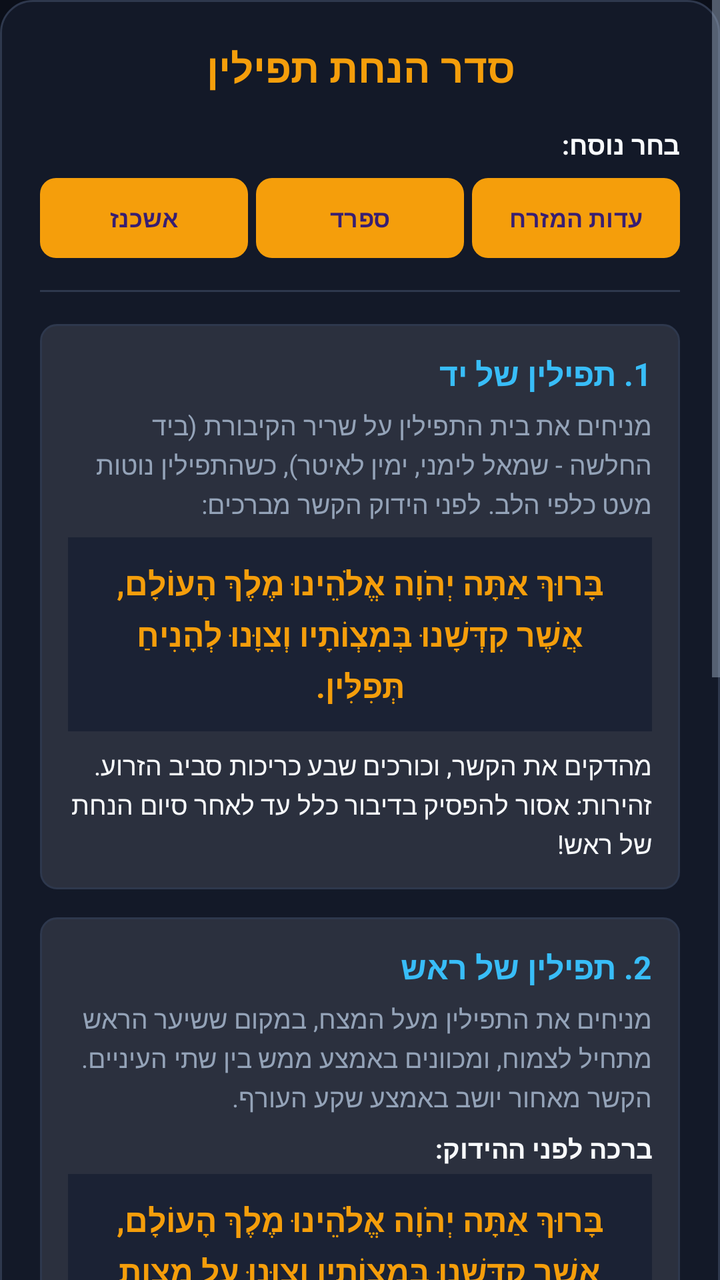
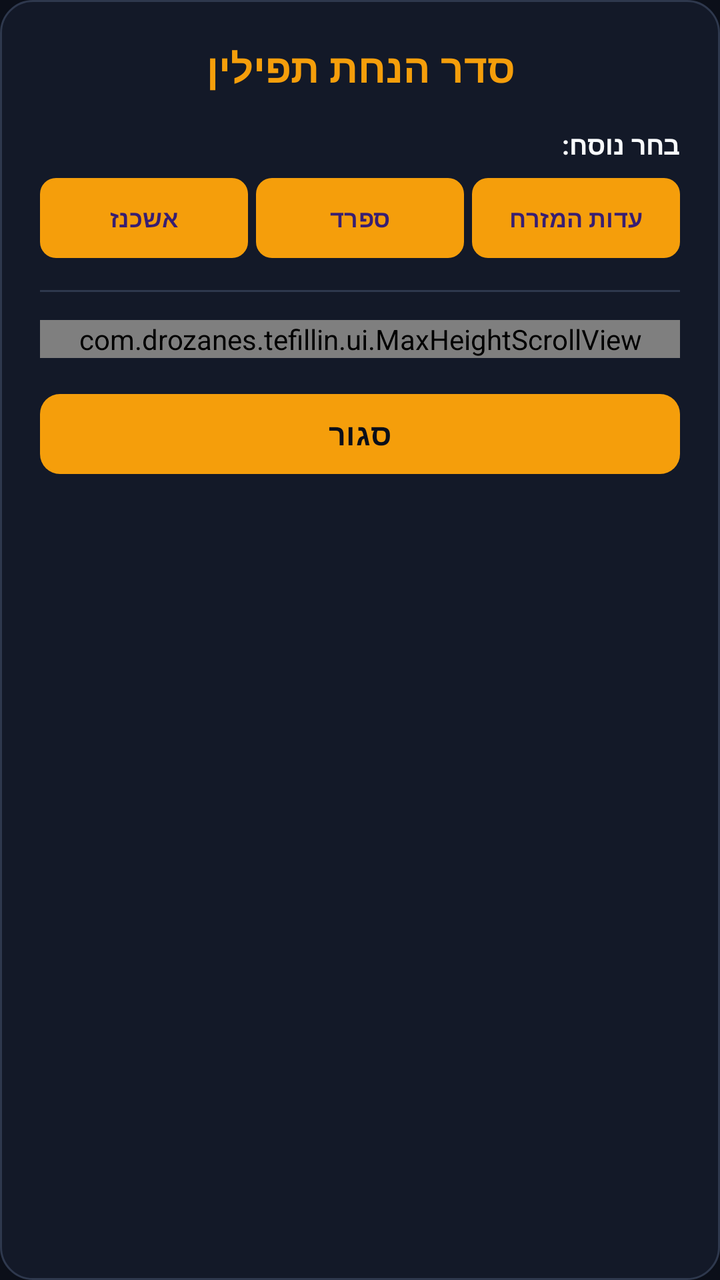

Screens rendered from an Android XML layout before and after an edit, with the pre-edit source and the edit as a unified diff.
<!-- AndroidManifest.xml: application theme Theme.TefillinNative -->
<!-- res/layout/dialog_tefillin_order.xml -->
<?xml version="1.0" encoding="utf-8"?>
<ScrollView xmlns:android="http://schemas.android.com/apk/res/android"
    xmlns:app="http://schemas.android.com/apk/res-auto"
    android:layout_width="match_parent"
    android:layout_height="wrap_content"
    android:fillViewport="true"
    android:scrollbars="vertical">

    <LinearLayout
        android:layout_width="match_parent"
        android:layout_height="wrap_content"
        android:background="@drawable/bg_glass_card"
        android:orientation="vertical"
        android:padding="20dp">

        
        <TextView
            android:id="@+id/tvOrderTitle"
            android:layout_width="match_parent"
            android:layout_height="wrap_content"
            android:text="@string/tefillin_order_title"
            android:textColor="@color/accent_gold"
            android:textSize="20sp"
            android:textStyle="bold"
            android:gravity="center"
            android:layout_marginBottom="16dp" />

        
        <TextView
            android:layout_width="match_parent"
            android:layout_height="wrap_content"
            android:text="@string/tefillin_order_nusach_label"
            android:textColor="@color/text_main"
            android:textSize="13sp"
            android:textStyle="bold"
            android:layout_marginBottom="8dp" />

        
        <LinearLayout
            android:layout_width="match_parent"
            android:layout_height="wrap_content"
            android:orientation="horizontal"
            android:gravity="center"
            android:layout_marginBottom="16dp">

            <com.google.android.material.button.MaterialButton
                android:id="@+id/btnNusachAshkenaz"
                android:layout_width="0dp"
                android:layout_height="40dp"
                android:layout_weight="1"
                android:minWidth="0dp"
                android:minHeight="0dp"
                android:insetTop="0dp"
                android:insetBottom="0dp"
                android:paddingHorizontal="4dp"
                android:text="@string/nusach_ashkenaz"
                android:textSize="12sp"
                android:textStyle="bold"
                android:textAllCaps="false"
                app:cornerRadius="8dp"
                android:layout_marginEnd="4dp" />

            <com.google.android.material.button.MaterialButton
                android:id="@+id/btnNusachSefard"
                android:layout_width="0dp"
                android:layout_height="40dp"
                android:layout_weight="1"
                android:minWidth="0dp"
                android:minHeight="0dp"
                android:insetTop="0dp"
                android:insetBottom="0dp"
                android:paddingHorizontal="4dp"
                android:text="@string/nusach_sefard"
                android:textSize="12sp"
                android:textStyle="bold"
                android:textAllCaps="false"
                app:cornerRadius="8dp"
                android:layout_marginEnd="4dp" />

            <com.google.android.material.button.MaterialButton
                android:id="@+id/btnNusachEdotMizrach"
                android:layout_width="0dp"
                android:layout_height="40dp"
                android:layout_weight="1"
                android:minWidth="0dp"
                android:minHeight="0dp"
                android:insetTop="0dp"
                android:insetBottom="0dp"
                android:paddingHorizontal="4dp"
                android:text="@string/nusach_edot_hamizrach"
                android:textSize="12sp"
                android:textStyle="bold"
                android:textAllCaps="false"
                app:cornerRadius="8dp" />
        </LinearLayout>

        
        <View
            android:layout_width="match_parent"
            android:layout_height="1dp"
            android:background="@color/card_border"
            android:layout_marginBottom="16dp" />

        
        <LinearLayout
            android:layout_width="match_parent"
            android:layout_height="wrap_content"
            android:orientation="vertical"
            android:background="@drawable/bg_button_rounded"
            android:padding="14dp"
            android:layout_marginBottom="14dp">

            <TextView
                android:layout_width="match_parent"
                android:layout_height="wrap_content"
                android:text="@string/step1_yad_title"
                android:textColor="@color/accent_cyan"
                android:textSize="16sp"
                android:textStyle="bold"
                android:layout_marginBottom="6dp" />

            <TextView
                android:layout_width="match_parent"
                android:layout_height="wrap_content"
                android:text="@string/step1_yad_desc"
                android:textColor="@color/text_muted"
                android:textSize="13sp"
                android:lineSpacingExtra="2dp"
                android:layout_marginBottom="8dp" />

            
            <TextView
                android:layout_width="match_parent"
                android:layout_height="wrap_content"
                android:background="#1B2234"
                android:text="@string/blessing_shel_yad"
                android:textColor="@color/accent_gold"
                android:textSize="16sp"
                android:textStyle="bold"
                android:gravity="center"
                android:padding="12dp"
                android:lineSpacingExtra="4dp"
                android:layout_marginBottom="8dp" />

            <TextView
                android:layout_width="match_parent"
                android:layout_height="wrap_content"
                android:text="@string/step1_yad_action"
                android:textColor="@color/text_main"
                android:textSize="13sp"
                android:lineSpacingExtra="2dp" />
        </LinearLayout>

        
        <LinearLayout
            android:layout_width="match_parent"
            android:layout_height="wrap_content"
            android:orientation="vertical"
            android:background="@drawable/bg_button_rounded"
            android:padding="14dp"
            android:layout_marginBottom="14dp">

            <TextView
                android:layout_width="match_parent"
                android:layout_height="wrap_content"
                android:text="@string/step2_rosh_title"
                android:textColor="@color/accent_cyan"
                android:textSize="16sp"
                android:textStyle="bold"
                android:layout_marginBottom="6dp" />

            <TextView
                android:layout_width="match_parent"
                android:layout_height="wrap_content"
                android:text="@string/step2_rosh_desc"
                android:textColor="@color/text_muted"
                android:textSize="13sp"
                android:lineSpacingExtra="2dp"
                android:layout_marginBottom="8dp" />

            
            <LinearLayout
                android:id="@+id/containerRoshBlessing"
                android:layout_width="match_parent"
                android:layout_height="wrap_content"
                android:orientation="vertical">

                <TextView
                    android:id="@+id/tvRoshBlessingLead"
                    android:layout_width="match_parent"
                    android:layout_height="wrap_content"
                    android:text="@string/step2_rosh_ashkenaz_blessing_title"
                    android:textColor="@color/text_main"
                    android:textSize="13sp"
                    android:textStyle="bold"
                    android:layout_marginBottom="4dp" />

                
                <TextView
                    android:id="@+id/tvBlessingShelRosh"
                    android:layout_width="match_parent"
                    android:layout_height="wrap_content"
                    android:background="#1B2234"
                    android:text="@string/blessing_shel_rosh"
                    android:textColor="@color/accent_gold"
                    android:textSize="16sp"
                    android:textStyle="bold"
                    android:gravity="center"
                    android:padding="12dp"
                    android:lineSpacingExtra="4dp"
                    android:layout_marginBottom="8dp" />

                <TextView
                    android:id="@+id/tvRoshAfterLead"
                    android:layout_width="match_parent"
                    android:layout_height="wrap_content"
                    android:text="@string/step2_rosh_after_tightening"
                    android:textColor="@color/text_muted"
                    android:textSize="13sp"
                    android:layout_marginBottom="4dp" />

                
                <TextView
                    android:id="@+id/tvBlessingBaruchShem"
                    android:layout_width="match_parent"
                    android:layout_height="wrap_content"
                    android:background="#1B2234"
                    android:text="@string/blessing_baruch_shem"
                    android:textColor="@color/accent_gold"
                    android:textSize="15sp"
                    android:textStyle="bold"
                    android:gravity="center"
                    android:padding="10dp"
                    android:lineSpacingExtra="3dp"
                    android:layout_marginBottom="8dp" />

                
                <TextView
                    android:id="@+id/tvRoshInterruptedRule"
                    android:layout_width="match_parent"
                    android:layout_height="wrap_content"
                    android:text="@string/step2_rosh_sefard_interrupted"
                    android:textColor="@color/text_subtle"
                    android:textSize="12sp"
                    android:lineSpacingExtra="2dp" />
            </LinearLayout>

        </LinearLayout>

        
        <LinearLayout
            android:layout_width="match_parent"
            android:layout_height="wrap_content"
            android:orientation="vertical"
            android:background="@drawable/bg_button_rounded"
            android:padding="14dp"
            android:layout_marginBottom="14dp">

            <TextView
                android:layout_width="match_parent"
                android:layout_height="wrap_content"
                android:text="@string/step3_hand_title"
                android:textColor="@color/accent_cyan"
                android:textSize="16sp"
                android:textStyle="bold"
                android:layout_marginBottom="6dp" />

            <TextView
                android:layout_width="match_parent"
                android:layout_height="wrap_content"
                android:text="@string/step3_hand_desc"
                android:textColor="@color/text_muted"
                android:textSize="13sp"
                android:lineSpacingExtra="2dp"
                android:layout_marginBottom="8dp" />

            <TextView
                android:layout_width="match_parent"
                android:layout_height="wrap_content"
                android:background="#1B2234"
                android:text="@string/verses_erusin"
                android:textColor="@color/accent_gold"
                android:textSize="15sp"
                android:textStyle="bold"
                android:gravity="center"
                android:padding="12dp"
                android:lineSpacingExtra="4dp" />
        </LinearLayout>

        
        <LinearLayout
            android:layout_width="match_parent"
            android:layout_height="wrap_content"
            android:orientation="vertical"
            android:background="@drawable/bg_button_rounded"
            android:padding="14dp"
            android:layout_marginBottom="18dp">

            <LinearLayout
                android:id="@+id/layoutParashotToggle"
                android:layout_width="match_parent"
                android:layout_height="wrap_content"
                android:orientation="horizontal"
                android:gravity="center_vertical"
                android:clickable="true"
                android:focusable="true">

                <TextView
                    android:id="@+id/tvParashotHeader"
                    android:layout_width="0dp"
                    android:layout_height="wrap_content"
                    android:layout_weight="1"
                    android:text="@string/step4_parashot_title"
                    android:textColor="@color/accent_cyan"
                    android:textSize="16sp"
                    android:textStyle="bold" />

                <TextView
                    android:id="@+id/tvParashotToggleHint"
                    android:layout_width="wrap_content"
                    android:layout_height="wrap_content"
                    android:text="@string/parashot_toggle_expand"
                    android:textColor="@color/accent_gold"
                    android:textSize="12sp"
                    android:textStyle="bold" />
            </LinearLayout>

            
            <LinearLayout
                android:id="@+id/layoutParashotContent"
                android:layout_width="match_parent"
                android:layout_height="wrap_content"
                android:orientation="vertical"
                android:visibility="gone"
                android:layout_marginTop="10dp">

                
                <TextView
                    android:layout_width="match_parent"
                    android:layout_height="wrap_content"
                    android:text="@string/parashat_kadesh_title"
                    android:textColor="@color/text_main"
                    android:textSize="14sp"
                    android:textStyle="bold"
                    android:layout_marginBottom="4dp" />

                <TextView
                    android:id="@+id/tvParashatKadesh"
                    android:layout_width="match_parent"
                    android:layout_height="wrap_content"
                    android:text="@string/parashat_kadesh"
                    android:textColor="@color/text_muted"
                    android:textSize="13sp"
                    android:lineSpacingExtra="3dp"
                    android:layout_marginBottom="12dp" />

                
                <TextView
                    android:layout_width="match_parent"
                    android:layout_height="wrap_content"
                    android:text="@string/parashat_vehaya_title"
                    android:textColor="@color/text_main"
                    android:textSize="14sp"
                    android:textStyle="bold"
                    android:layout_marginBottom="4dp" />

                <TextView
                    android:id="@+id/tvParashatVehaya"
                    android:layout_width="match_parent"
                    android:layout_height="wrap_content"
                    android:text="@string/parashat_vehaya"
                    android:textColor="@color/text_muted"
                    android:textSize="13sp"
                    android:lineSpacingExtra="3dp"
                    android:layout_marginBottom="12dp" />

                
                <TextView
                    android:layout_width="match_parent"
                    android:layout_height="wrap_content"
                    android:text="@string/parashat_shema_title"
                    android:textColor="@color/text_main"
                    android:textSize="14sp"
                    android:textStyle="bold"
                    android:layout_marginBottom="4dp" />

                <TextView
                    android:id="@+id/tvParashatShema"
                    android:layout_width="match_parent"
                    android:layout_height="wrap_content"
                    android:text="@string/parashat_shema"
                    android:textColor="@color/text_muted"
                    android:textSize="13sp"
                    android:lineSpacingExtra="3dp"
                    android:layout_marginBottom="12dp" />

                
                <TextView
                    android:layout_width="match_parent"
                    android:layout_height="wrap_content"
                    android:text="@string/parashat_vehaya_im_shamoa_title"
                    android:textColor="@color/text_main"
                    android:textSize="14sp"
                    android:textStyle="bold"
                    android:layout_marginBottom="4dp" />

                <TextView
                    android:id="@+id/tvParashatVehayaImShamoa"
                    android:layout_width="match_parent"
                    android:layout_height="wrap_content"
                    android:text="@string/parashat_vehaya_im_shamoa"
                    android:textColor="@color/text_muted"
                    android:textSize="13sp"
                    android:lineSpacingExtra="3dp" />
            </LinearLayout>
        </LinearLayout>

        
        <com.google.android.material.button.MaterialButton
            android:id="@+id/btnCloseOrder"
            android:layout_width="match_parent"
            android:layout_height="wrap_content"
            android:minHeight="48dp"
            android:text="@string/close"
            app:backgroundTint="@color/accent_gold"
            android:textColor="@color/bg_primary"
            android:textStyle="bold"
            android:textSize="15sp"
            android:textAllCaps="false"
            app:cornerRadius="10dp" />

    </LinearLayout>
</ScrollView>
<!-- resources referenced by this layout -->
<resources>
  <color name="accent_cyan">#38BDF8</color>
  <color name="accent_gold">#F59E0B</color>
  <color name="bg_primary">#0B0F19</color>
  <color name="card_border">#2E384D</color>
  <color name="text_main">#F8FAFC</color>
  <color name="text_muted">#94A3B8</color>
  <color name="text_subtle">#64748B</color>
  <string name="blessing_baruch_shem">בָּרוּךְ שֵׁם כְּבוֹד מַלְכוּתוֹ לְעוֹלָם וָעֶד.</string>
  <string name="blessing_shel_rosh">בָּרוּךְ אַתָּה יְהֹוָה אֱלֹהֵינוּ מֶלֶךְ הָעוֹלָם, אֲשֶׁר קִדְּשָׁנוּ בְּמִצְוֹתָיו וְצִוָּנוּ עַל מִצְוַת תְּפִלִּין.</string>
  <string name="blessing_shel_yad">בָּרוּךְ אַתָּה יְהֹוָה אֱלֹהֵינוּ מֶלֶךְ הָעוֹלָם, אֲשֶׁר קִדְּשָׁנוּ בְּמִצְוֹתָיו וְצִוָּנוּ לְהָנִיחַ תְּפִלִּין.</string>
  <string name="close">סגור</string>
  <string name="nusach_ashkenaz">אשכנז</string>
  <string name="nusach_edot_hamizrach">עדות המזרח</string>
  <string name="nusach_sefard">ספרד</string>
  <string name="parashat_kadesh_title">1. פרשת קדש לי:</string>
  <string name="parashat_shema">שְׁמַע יִשְׂרָאֵל יְהֹוָה אֱלֹהֵינוּ יְהֹוָה אֶחָד. וְאָהַבְתָּ אֵת יְהֹוָה אֱלֹהֶיךָ בְּכָל לְבָבְךָ וּבְכָל נַפְשְׁךָ וּבְכָל מְאֹדֶךָ. וְהָיוּ הַדְּבָרִים הָאֵלֶּה אֲשֶׁר אָנֹכִי מְצַוְּךָ הַיּוֹם עַל לְבָבֶךָ. וְשִׁנַּנְתָּם לְבָנֶיךָ וְדִבַּרְתָּ בָּם בְּשִׁבְתְּךָ בְּבֵיתֶךָ וּבְלֶכְתְּךָ בַדֶּרֶךְ וּבְשָׁכְבְּךָ וּבְקוּמֶךָ. וּקְשַׁרְתָּם לְאוֹת עַל יָדֶךָ וְהָיוּ לְטֹטָפֹת בֵּין עֵינֶיךָ. וּכְתַבְתָּם עַל מְזֻזוֹת בֵּיתֶךָ וּבִשְׁעָרֶיךָ.</string>
  <string name="parashat_shema_title">3. פרשת שמע ישראל:</string>
  <string name="parashat_vehaya_im_shamoa_title">4. פרשת והיה אם שמוע:</string>
  <string name="parashat_vehaya_title">2. פרשת והיה כי יביאך:</string>
  <string name="parashot_toggle_expand">▼ לחץ לפתיחת 4 הפרשיות</string>
  <string name="step1_yad_action">מהדקים את הקשר, וכורכים שבע כריכות סביב הזרוע. זהירות: אסור להפסיק בדיבור כלל עד לאחר סיום הנחת של ראש!</string>
  <string name="step1_yad_desc">מניחים את בית התפילין על שריר הקיבורת (ביד החלשה - שמאל לימני, ימין לאיטר), כשהתפילין נוטות מעט כלפי הלב. לפני הידוק הקשר מברכים:</string>
  <string name="step1_yad_title">1. תפילין של יד</string>
  <string name="step2_rosh_after_tightening">ולאחר הידוקן אומרים:</string>
  <string name="step2_rosh_ashkenaz_blessing_title">ברכה לפני ההידוק:</string>
  <string name="step2_rosh_desc">מניחים את התפילין מעל המצח, במקום ששיער הראש מתחיל לצמוח, ומכוונים באמצע ממש בין שתי העיניים. הקשר מאחור יושב באמצע שקע העורף.</string>
  <string name="step2_rosh_sefard_interrupted">אם הפסיק בדיבור: מברך "עַל מִצְוַת תְּפִלִּין" ואומר "בָּרוּךְ שֵׁם כְּבוֹד מַלְכוּתוֹ לְעוֹלָם וָעֶד".</string>
  <string name="step2_rosh_title">2. תפילין של ראש</string>
  <string name="step3_hand_desc">כורכים על האצבע האמצעית (אמה) שלוש כריכות (אחת בפרק אמצעי ושתיים בפרק תחתון) וכורכים סביב כף היד, ואומרים:</string>
  <string name="step3_hand_title">3. כריכות כף היד ופסוקי אירוסין</string>
  <string name="step4_parashot_title">4. ארבע פרשיות התפילין</string>
  <string name="tefillin_order_nusach_label">בחר נוסח:</string>
  <string name="tefillin_order_title">סדר הנחת תפילין</string>
  <string name="verses_erusin">וְאֵרַשְׂתִּיךְ לִי לְעוֹלָם, וְאֵרַשְׂתִּיךְ לִי בְּצֶדֶק וּבְמִשְׁפָּט וּבְחֶסֶד וּבְרַחֲמִים. וְאֵרַשְׂתִּיךְ לִי בֶּאֱמוּנָה, וְיָדַעַתְּ אֶת יְהֹוָה.</string>
  <color name="accent_gold_glow">#59F59E0B</color>
  <color name="bg_surface_translucent">#D0151C2C</color>
  <color name="bg_surface">#151C2C</color>
  <!-- unchanged entries left out for length: 6 -->
</resources>

<!-- the commit's change to res/layout/dialog_tefillin_order.xml (unified diff, before → after) -->
@@ -1,17 +1,11 @@
 <?xml version="1.0" encoding="utf-8"?>
-<ScrollView xmlns:android="http://schemas.android.com/apk/res/android"
+<LinearLayout xmlns:android="http://schemas.android.com/apk/res/android"
     xmlns:app="http://schemas.android.com/apk/res-auto"
     android:layout_width="match_parent"
     android:layout_height="wrap_content"
-    android:fillViewport="true"
-    android:scrollbars="vertical">
-
-    <LinearLayout
-        android:layout_width="match_parent"
-        android:layout_height="wrap_content"
-        android:background="@drawable/bg_glass_card"
-        android:orientation="vertical"
-        android:padding="20dp">
+    android:background="@drawable/bg_glass_card"
+    android:orientation="vertical"
+    android:padding="20dp">
 
         
         <TextView
@@ -99,9 +93,25 @@
             android:layout_width="match_parent"
             android:layout_height="1dp"
             android:background="@color/card_border"
-            android:layout_marginBottom="16dp" />
-
-        
+            android:layout_marginBottom="14dp" />
+
+        
+        <com.drozanes.tefillin.ui.MaxHeightScrollView
+            android:id="@+id/scrollBody"
+            android:layout_width="match_parent"
+            android:layout_height="wrap_content"
+            android:fillViewport="true"
+            android:scrollbars="vertical"
+            android:fadeScrollbars="false"
+            android:scrollbarThumbVertical="@drawable/bg_scrollbar_thumb"
+            android:scrollbarSize="4dp">
+
+            <LinearLayout
+                android:layout_width="match_parent"
+                android:layout_height="wrap_content"
+                android:orientation="vertical">
+
+                
         <LinearLayout
             android:layout_width="match_parent"
             android:layout_height="wrap_content"
@@ -415,11 +425,15 @@
             </LinearLayout>
         </LinearLayout>
 
+            </LinearLayout>
+        </com.drozanes.tefillin.ui.MaxHeightScrollView>
+
         
         <com.google.android.material.button.MaterialButton
             android:id="@+id/btnCloseOrder"
             android:layout_width="match_parent"
             android:layout_height="wrap_content"
+            android:layout_marginTop="14dp"
             android:minHeight="48dp"
             android:text="@string/close"
             app:backgroundTint="@color/accent_gold"
@@ -430,4 +444,3 @@
             app:cornerRadius="10dp" />
 
     </LinearLayout>
-</ScrollView>
<!-- resource entries referenced after the edit -->
@@ -7,6 +7,14 @@
   <color name="text_main">#F8FAFC</color>
   <color name="text_muted">#94A3B8</color>
   <color name="text_subtle">#64748B</color>
+  <!-- drawable bg_scrollbar_thumb (drawable) -->
+  <?xml version="1.0" encoding="utf-8"?>
+  <shape xmlns:android="http://schemas.android.com/apk/res/android"
+      android:shape="rectangle">
+      <solid android:color="#70FFD700" />
+      <corners android:radius="4dp" />
+      <size android:width="4dp" />
+  </shape>
   <string name="blessing_baruch_shem">בָּרוּךְ שֵׁם כְּבוֹד מַלְכוּתוֹ לְעוֹלָם וָעֶד.</string>
   <string name="blessing_shel_rosh">בָּרוּךְ אַתָּה יְהֹוָה אֱלֹהֵינוּ מֶלֶךְ הָעוֹלָם, אֲשֶׁר קִדְּשָׁנוּ בְּמִצְוֹתָיו וְצִוָּנוּ עַל מִצְוַת תְּפִלִּין.</string>
   <string name="blessing_shel_yad">בָּרוּךְ אַתָּה יְהֹוָה אֱלֹהֵינוּ מֶלֶךְ הָעוֹלָם, אֲשֶׁר קִדְּשָׁנוּ בְּמִצְוֹתָיו וְצִוָּנוּ לְהָנִיחַ תְּפִלִּין.</string>
